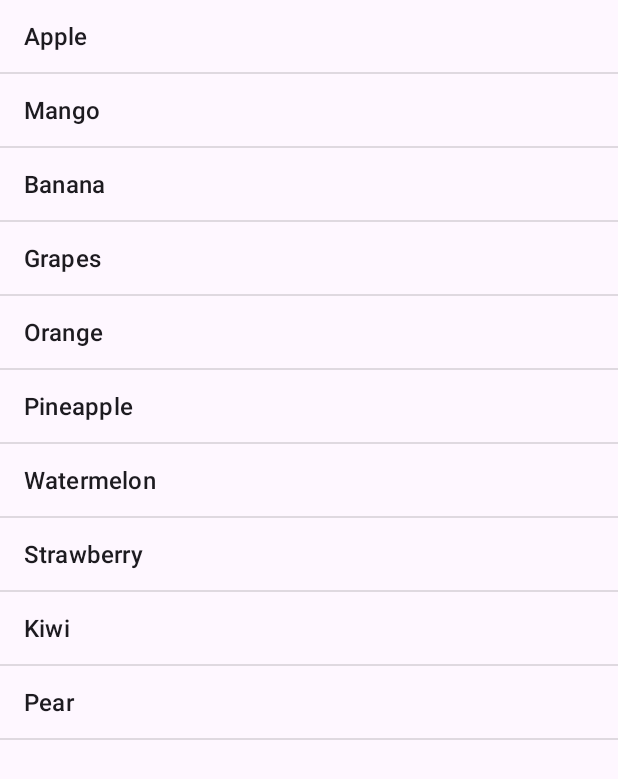
After one commit to deepakcse31/OctAndroid, an Android app: the ListViewActivity screen opened directly, with no data from a screen before it, on a phone screen of 412 x 824 dp. The commit adds this screen. Shown: the top 779 px of the screen. Run offline under Robolectric (Android 15) with nearby library versions, the phone set to English and light mode, and no system bars.

Commit message:
Spinner,ListView,ShareMedia

```diff
--- /dev/null
+++ b/app/src/main/java/com/example/octandroid/ListViewActivity.java
@@ -0,0 +1,50 @@
+package com.example.octandroid;
+
+import android.annotation.SuppressLint;
+import android.os.Bundle;
+import android.widget.ArrayAdapter;
+import android.widget.ListView;
+
+import androidx.activity.EdgeToEdge;
+import androidx.appcompat.app.AppCompatActivity;
+import androidx.core.graphics.Insets;
+import androidx.core.view.ViewCompat;
+import androidx.core.view.WindowInsetsCompat;
+
+import java.util.ArrayList;
+
+public class ListViewActivity extends AppCompatActivity {
+    ListView listView;
+    ArrayList arrayList=new ArrayList();
+    ArrayAdapter adapter;
+    @SuppressLint("MissingInflatedId")
+    @Override
+    protected void onCreate(Bundle savedInstanceState) {
+        super.onCreate(savedInstanceState);
+        EdgeToEdge.enable(this);
+        setContentView(R.layout.activity_list_view);
+        listView = findViewById(R.id.listView);
+        arrayList.add("Apple");
+        arrayList.add("Mango");
+        arrayList.add("Banana");
+        arrayList.add("Grapes");
+        arrayList.add("Orange");
+        arrayList.add("Pineapple");
+        arrayList.add("Watermelon");
+        arrayList.add("Strawberry");
+        arrayList.add("Kiwi");
+        arrayList.add("Pear");
+
+        adapter = new ArrayAdapter(this, android.R.layout.simple_list_item_1, arrayList);
+
+        listView.setAdapter(adapter);
+
+
+
+        ViewCompat.setOnApplyWindowInsetsListener(findViewById(R.id.main), (v, insets) -> {
+            Insets systemBars = insets.getInsets(WindowInsetsCompat.Type.systemBars());
+            v.setPadding(systemBars.left, systemBars.top, systemBars.right, systemBars.bottom);
+            return insets;
+        });
+    }
+}
--- a/app/src/main/java/com/example/octandroid/SplashActivity.java
+++ b/app/src/main/java/com/example/octandroid/SplashActivity.java
@@ -25,7 +25,7 @@ public class SplashActivity extends AppCompatActivity {
                 String loginstatus=sharedPreferences.getString("loginstatus","");
                 if(loginstatus.equals("true"))
                 {
-                    Intent intent=new Intent(getApplicationContext(),OperationActivity.class);
+                    Intent intent=new Intent(getApplicationContext(),ListViewActivity.class);
                     startActivity(intent);
                 }
                 else{
--- /dev/null
+++ b/app/src/main/res/layout/activity_list_view.xml
@@ -0,0 +1,19 @@
+<?xml version="1.0" encoding="utf-8"?>
+<androidx.constraintlayout.widget.ConstraintLayout xmlns:android="http://schemas.android.com/apk/res/android"
+    xmlns:app="http://schemas.android.com/apk/res-auto"
+    xmlns:tools="http://schemas.android.com/tools"
+    android:id="@+id/main"
+    android:layout_width="match_parent"
+    android:layout_height="match_parent"
+    tools:context=".ListViewActivity">
+
+    <ListView
+        android:layout_width="match_parent"
+        android:layout_height="match_parent"
+        app:layout_constraintTop_toTopOf="parent"
+        app:layout_constraintStart_toStartOf="parent"
+        app:layout_constraintEnd_toEndOf="parent"
+        app:layout_constraintBottom_toBottomOf="parent"
+        android:id="@+id/listView"
+        />
+</androidx.constraintlayout.widget.ConstraintLayout>
```
Also changed, not shown: app/src/main/AndroidManifest.xml (+31 -0 lines), app/src/main/java/com/example/octandroid/ShareMediaActivity.java (added, +48 -0 lines), app/src/main/java/com/example/octandroid/SpinnerActivity.java (added, +48 -0 lines), app/src/main/res/layout/activity_share_media.xml (added, +32 -0 lines), app/src/main/res/layout/activity_spinner.xml (added, +20 -0 lines).
